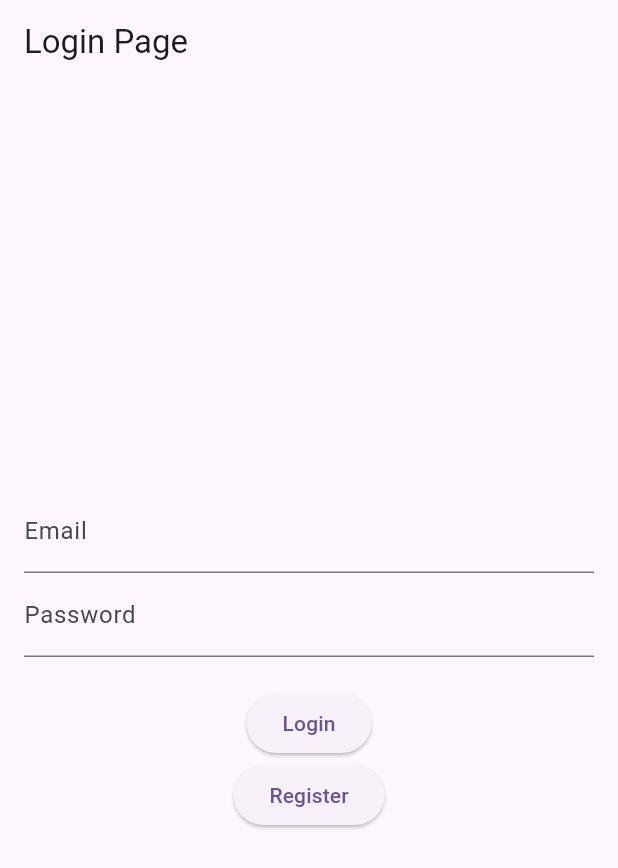
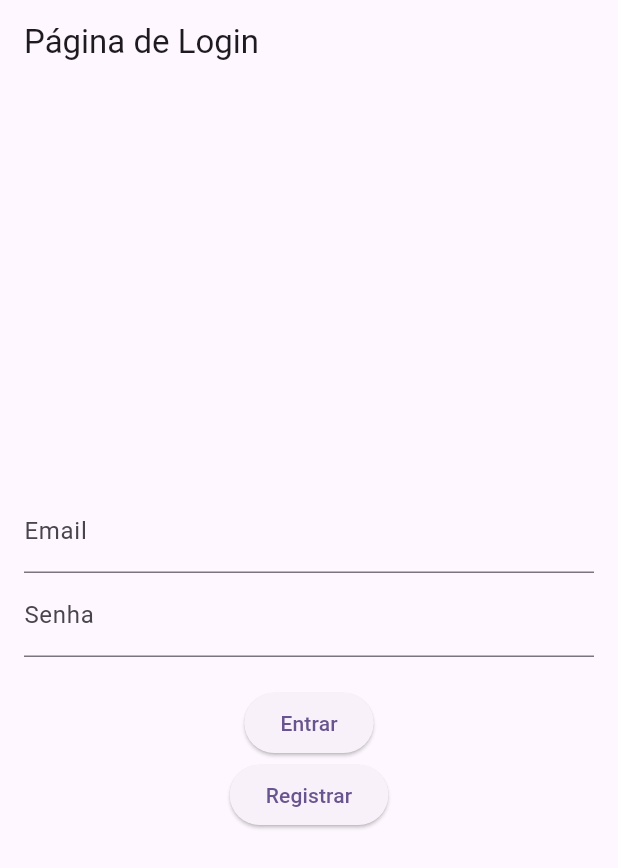
Before and after one commit to Martins-Lucaas/Telemedicina, a Flutter app: the screen it shows after launch, on a phone screen of 412 x 824 dp. Shown: the top 868 px of the screen. Run offline on Flutter 3.47's test engine with Material 3 defaults, Android fonts, the phone set to English and light mode, and no system bars; our stand-ins replace firebase_auth, firebase_core, firebase_database; accounts and stored records are empty.

Commit message:
comentários

```diff
--- a/teleconsulta/lib/login_page.dart
+++ b/teleconsulta/lib/login_page.dart
@@ -1,60 +1,75 @@
 import 'package:flutter/material.dart';
 import 'package:firebase_auth/firebase_auth.dart';
 import 'package:firebase_database/firebase_database.dart';
-import 'main.dart'; // Importa o main para acessar MyHomePage
+import 'main.dart';
 
+/// Página de login do aplicativo.
 class LoginPage extends StatefulWidget {
+  const LoginPage({super.key});
+
   @override
+  // ignore: library_private_types_in_public_api
   _LoginPageState createState() => _LoginPageState();
 }
 
+/// Estado da página de login.
 class _LoginPageState extends State<LoginPage> {
+  // Controladores de texto para os campos de email e senha.
   final _emailController = TextEditingController();
   final _passwordController = TextEditingController();
 
+  // Instância do FirebaseAuth para autenticação.
   final FirebaseAuth _auth = FirebaseAuth.instance;
 
+  /// Método para registrar um novo usuário.
   Future<void> _register() async {
     try {
+      // Cria um novo usuário com email e senha fornecidos.
       UserCredential userCredential = await _auth.createUserWithEmailAndPassword(
         email: _emailController.text.trim(),
         password: _passwordController.text.trim(),
       );
 
-      // Adicionando o usuário ao Realtime Database
+      // Adiciona o usuário ao Realtime Database.
       DatabaseReference usersRef = FirebaseDatabase.instance.ref().child('users');
       usersRef.child(userCredential.user!.uid).set({
         'email': _emailController.text.trim(),
         'createdAt': DateTime.now().toIso8601String(),
       });
 
+      // Mensagem de sucesso ao criar conta.
       ScaffoldMessenger.of(context).showSnackBar(
-        SnackBar(content: Text('Account created successfully!')),
+        const SnackBar(content: Text('Conta criada com sucesso!')),
       );
     } catch (e) {
+      // Mensagem de erro ao criar conta.
       ScaffoldMessenger.of(context).showSnackBar(
-        SnackBar(content: Text('Failed to create account: $e')),
+        SnackBar(content: Text('Falha ao criar conta: $e')),
       );
     }
   }
 
+  /// Método para realizar login.
   Future<void> _login() async {
     try {
+      // Realiza login com email e senha fornecidos.
       await _auth.signInWithEmailAndPassword(
         email: _emailController.text.trim(),
         password: _passwordController.text.trim(),
       );
+      // Mensagem de sucesso ao fazer login.
       ScaffoldMessenger.of(context).showSnackBar(
-        SnackBar(content: Text('Logged in successfully!')),
+        const SnackBar(content: Text('Login realizado com sucesso!')),
       );
-      // Navegue para a próxima página (ex: MyHomePage)
+      // Navega para a próxima página (ex: MyHomePage).
       Navigator.pushReplacement(
         context,
-        MaterialPageRoute(builder: (context) => MyHomePage(title: 'Flutter Demo Home Page')),
+        MaterialPageRoute(builder: (context) => const MyHomePage(title: 'Página Inicial')),
       );
     } catch (e) {
+      // Mensagem de erro ao fazer login.
       ScaffoldMessenger.of(context).showSnackBar(
-        SnackBar(content: Text('Failed to login: $e')),
+        SnackBar(content: Text('Falha ao fazer login: $e')),
       );
     }
   }
@@ -63,30 +78,34 @@ class _LoginPageState extends State<LoginPage> {
   Widget build(BuildContext context) {
     return Scaffold(
       appBar: AppBar(
-        title: Text('Login Page'),
+        title: const Text('Página de Login'),
       ),
       body: Padding(
         padding: const EdgeInsets.all(16.0),
         child: Column(
           mainAxisAlignment: MainAxisAlignment.center,
           children: <Widget>[
+            // Campo para inserir email.
             TextField(
               controller: _emailController,
-              decoration: InputDecoration(labelText: 'Email'),
+              decoration: const InputDecoration(labelText: 'Email'),
             ),
+            // Campo para inserir senha.
             TextField(
               controller: _passwordController,
-              decoration: InputDecoration(labelText: 'Password'),
+              decoration: const InputDecoration(labelText: 'Senha'),
               obscureText: true,
             ),
-            SizedBox(height: 20),
+            const SizedBox(height: 20),
+            // Botão para fazer login.
             ElevatedButton(
               onPressed: _login,
-              child: Text('Login'),
+              child: const Text('Entrar'),
             ),
+            // Botão para registrar.
             ElevatedButton(
               onPressed: _register,
-              child: Text('Register'),
+              child: const Text('Registrar'),
             ),
           ],
         ),
```
Also changed, not shown: teleconsulta/lib/main.dart (+29 -16 lines), teleconsulta/lib/firebase_options.dart.
